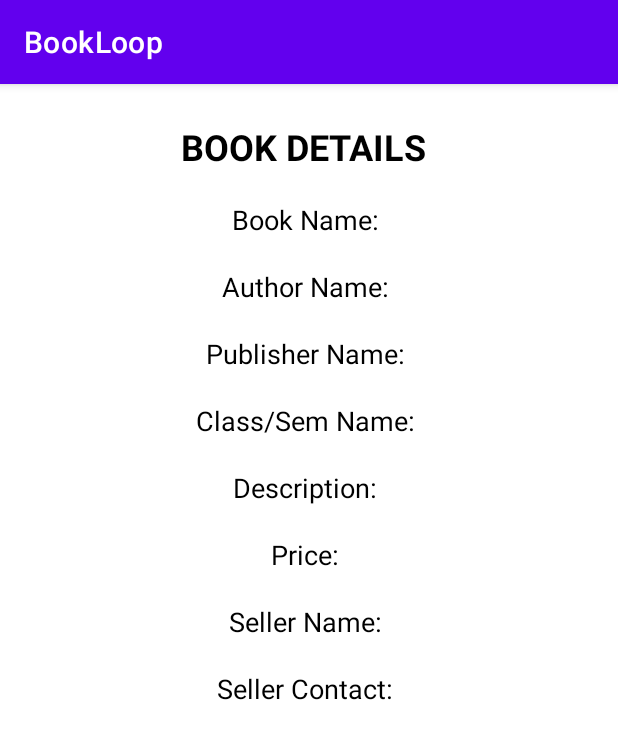
After one commit to kishalayb18/BookLoop, an Android app: the BookDetails screen opened directly, with no data from a screen before it, on a phone screen of 412 x 824 dp. The commit adds this screen. Shown: the top 739 px of the screen. Run offline under Robolectric (Android 15) with nearby library versions, the phone set to English and light mode, and no system bars.

Commit message:
CLICKABLE RECYCLER VIEW ITEMS : DONE
Need to fix the design.

```diff
--- /dev/null
+++ b/app/src/main/java/com/mypackage/bookloop/BookDetails.java
@@ -0,0 +1,50 @@
+package com.mypackage.bookloop;
+
+import androidx.appcompat.app.AppCompatActivity;
+
+import android.os.Bundle;
+import android.widget.TextView;
+
+public class BookDetails extends AppCompatActivity {
+
+    TextView showBookName, showAuthorName, showPublisherName, showSem, showBookDescription, showBookPrice, showSellerName, showSellerPhone;
+
+    @Override
+    protected void onCreate(Bundle savedInstanceState) {
+        super.onCreate(savedInstanceState);
+        setContentView(R.layout.activity_book_details);
+
+        String bookName=getIntent().getStringExtra(ConstantKeys.KEY_BOOK_NAME);
+        showBookName=findViewById(R.id.show_book_name);
+        showBookName.setText(bookName);
+
+        String authorName=getIntent().getStringExtra(ConstantKeys.KEY_AUTHOR_NAME);
+        showAuthorName=findViewById(R.id.show_author_name);
+        showAuthorName.setText(authorName);
+
+        String publisherName=getIntent().getStringExtra(ConstantKeys.KEY_PUBLISHER_NAME);
+        showPublisherName=findViewById(R.id.show_publisher_name);
+        showPublisherName.setText(publisherName);
+
+        String sem=getIntent().getStringExtra(ConstantKeys.KEY_SEM);
+        showSem=findViewById(R.id.show_sem);
+        showSem.setText(sem);
+
+        String bookDescription=getIntent().getStringExtra(ConstantKeys.KEY_BOOK_DESCRIPTION);
+        showBookDescription=findViewById(R.id.show_book_description);
+        showBookDescription.setText(bookDescription);
+
+        String bookPrice=getIntent().getStringExtra(ConstantKeys.KEY_BOOK_PRICE);
+        showBookPrice=findViewById(R.id.show_book_price);
+        showBookPrice.setText(bookPrice);
+
+        String sellerName=getIntent().getStringExtra(ConstantKeys.SELLER_NAME);
+        showSellerName=findViewById(R.id.show_seller_name);
+        showSellerName.setText(sellerName);
+
+
+        String sellerPhone=getIntent().getStringExtra(ConstantKeys.SELLER_PHONE);
+        showSellerPhone=findViewById(R.id.show_seller_phone);
+        showSellerPhone.setText(sellerPhone);
+    }
+}
--- a/app/src/main/java/com/mypackage/bookloop/BookListModel.java
+++ b/app/src/main/java/com/mypackage/bookloop/BookListModel.java
@@ -3,8 +3,7 @@ package com.mypackage.bookloop;
 public class BookListModel
 {
 
-    private String sellerName,bookName,publisherName,authorName,bookSem,bookDescription,bookPrice;
-    //private String ;
+    private String authorName,bookDescription,bookName,bookPrice,publisherName,sellerName,sellerPhone,sem;
 
     public BookListModel() {
     }
@@ -14,69 +13,78 @@ public class BookListModel
         this.bookName = bookName;
     }
 
-    public BookListModel(String sellerName, String bookName, String publisherName, String authorName, String bookSem, String bookDescription, String bookPrice) {
+    public BookListModel(String authorName, String bookDescription, String bookName, String bookPrice, String publisherName, String sellerName, String sellerPhone, String sem) {
+        this.authorName = authorName;
+        this.bookDescription = bookDescription;
+        this.bookName = bookName;
+        this.bookPrice = bookPrice;
+        this.publisherName = publisherName;
         this.sellerName = sellerName;
-        this.bookName = bookName;
-        this.publisherName = publisherName;
-        this.authorName = authorName;
-        this.bookSem = bookSem;
-        this.bookDescription = bookDescription;
-        this.bookPrice = bookPrice;
+        this.sellerPhone = sellerPhone;
+        this.sem = sem;
+    }
+
+    public String getAuthorName() {
+        return authorName;
+    }
+
+    public String getBookDescription() {
+        return bookDescription;
+    }
+
+    public String getBookName() {
+        return bookName;
+    }
+
+    public String getBookPrice() {
+        return bookPrice;
+    }
+
+    public String getPublisherName() {
+        return publisherName;
     }
 
     public String getSellerName() {
         return sellerName;
     }
 
-    public String getBookName() {
-        return bookName;
+    public String getSellerPhone() {
+        return sellerPhone;
     }
 
-    public String getPublisherName() {
-        return publisherName;
+    public String getSem() {
+        return sem;
     }
 
-    public String getAuthorName() {
-        return authorName;
+    public void setAuthorName(String authorName) {
+        this.authorName = authorName;
     }
 
-    public String getBookSem() {
-        return bookSem;
+    public void setBookDescription(String bookDescription) {
+        this.bookDescription = bookDescription;
     }
 
-    public String getBookDescription() {
-        return bookDescription;
+    public void setBookName(String bookName) {
+        this.bookName = bookName;
     }
 
-    public String getBookPrice() {
-        return bookPrice;
+    public void setBookPrice(String bookPrice) {
+        this.bookPrice = bookPrice;
+    }
+
+    public void setPublisherName(String publisherName) {
+        this.publisherName = publisherName;
     }
 
     public void setSellerName(String sellerName) {
         this.sellerName = sellerName;
     }
 
-    public void setBookName(String bookName) {
-        this.bookName = bookName;
+    public void setSellerPhone(String sellerPhone) {
+        this.sellerPhone = sellerPhone;
     }
 
-    public void setPublisherName(String publisherName) {
-        this.publisherName = publisherName;
-    }
-
-    public void setAuthorName(String authorName) {
-        this.authorName = authorName;
-    }
-
-    public void setBookSem(String bookSem) {
-        this.bookSem = bookSem;
-    }
-
-    public void setBookDescription(String bookDescription) {
-        this.bookDescription = bookDescription;
-    }
-
-    public void setBookPrice(String bookPrice) {
-        this.bookPrice = bookPrice;
+    public void setSem(String sem) {
+        this.sem = sem;
     }
 }
--- a/app/src/main/java/com/mypackage/bookloop/RVAdapter.java
+++ b/app/src/main/java/com/mypackage/bookloop/RVAdapter.java
@@ -1,6 +1,7 @@
 package com.mypackage.bookloop;
 
 import android.content.Context;
+import android.content.Intent;
 import android.view.LayoutInflater;
 import android.view.View;
 import android.view.ViewGroup;
@@ -41,6 +42,20 @@ public class RVAdapter extends RecyclerView.Adapter<RVAdapter.UI> {
         BookListModel bookListModel= bookList.get(position);
         holder.bookName.setText("Book Name: "+bookListModel.getBookName());
         holder.sellerName.setText("Seller Name: "+bookListModel.getSellerName());
+
+        holder.itemView.setOnClickListener(v -> {
+            Intent intent=new Intent(mContext, BookDetails.class);
+            intent.putExtra(ConstantKeys.KEY_AUTHOR_NAME, bookListModel.getAuthorName());
+            intent.putExtra(ConstantKeys.KEY_BOOK_DESCRIPTION, bookListModel.getBookDescription());
+            intent.putExtra(ConstantKeys.KEY_BOOK_NAME, bookListModel.getBookName());
+            intent.putExtra(ConstantKeys.KEY_BOOK_PRICE, bookListModel.getBookPrice());
+            intent.putExtra(ConstantKeys.KEY_PUBLISHER_NAME, bookListModel.getPublisherName());
+            intent.putExtra(ConstantKeys.SELLER_NAME, bookListModel.getSellerName());
+            intent.putExtra(ConstantKeys.SELLER_PHONE, bookListModel.getSellerPhone());
+            intent.putExtra(ConstantKeys.KEY_SEM, bookListModel.getSem());
+
+            mContext.startActivity(intent);
+        });
     }
 
     @Override
--- /dev/null
+++ b/app/src/main/res/layout/activity_book_details.xml
@@ -0,0 +1,230 @@
+<?xml version="1.0" encoding="utf-8"?>
+<LinearLayout xmlns:android="http://schemas.android.com/apk/res/android"
+    xmlns:app="http://schemas.android.com/apk/res-auto"
+    xmlns:tools="http://schemas.android.com/tools"
+    android:layout_width="match_parent"
+    android:layout_height="match_parent"
+    android:orientation="vertical"
+    android:layout_marginTop="25dp"
+    tools:context=".BookDetails">
+
+    <LinearLayout
+        android:id="@+id/layout_book_details_heading"
+        android:layout_width="match_parent"
+        android:layout_height="wrap_content"
+        android:orientation="horizontal"
+        android:gravity="center"
+        android:layout_marginBottom="20dp">
+
+        <TextView
+            android:id="@+id/book_details_heading"
+            android:layout_width="wrap_content"
+            android:layout_height="wrap_content"
+            android:text="BOOK DETAILS "
+            android:textColor="@color/black"
+            android:textStyle="bold"
+            android:textSize="24dp" />
+
+    </LinearLayout>
+
+    <LinearLayout
+        android:id="@+id/layout_show_book_name"
+        android:layout_width="match_parent"
+        android:layout_height="wrap_content"
+        android:orientation="horizontal"
+        android:gravity="center">
+
+        <TextView
+            android:id="@+id/lable_book_name"
+            android:layout_width="wrap_content"
+            android:layout_height="wrap_content"
+            android:text="Book Name: "
+            android:textColor="@color/black"
+            android:textSize="18dp" />
+
+        <TextView
+            android:id="@+id/show_book_name"
+            android:layout_width="wrap_content"
+            android:layout_height="wrap_content"
+            android:text="@string/app_name"
+            android:textColor="@color/black"
+            android:textSize="18dp"
+             />
+
+    </LinearLayout>
+
+    <LinearLayout
+        android:id="@+id/layout_show_author_name"
+        android:layout_width="match_parent"
+        android:layout_height="wrap_content"
+        android:orientation="horizontal"
+        android:gravity="center"
+        android:layout_marginTop="20dp">
+
+        <TextView
+            android:id="@+id/lable_author_name"
+            android:layout_width="wrap_content"
+            android:layout_height="wrap_content"
+            android:text="Author Name: "
+            android:textColor="@color/black"
+            android:textSize="18dp" />
+
+        <TextView
+            android:id="@+id/show_author_name"
+            android:layout_width="wrap_content"
+            android:layout_height="wrap_content"
+            android:text="@string/app_name"
+            android:textColor="@color/black"
+            android:textSize="18dp" />
+
+    </LinearLayout><LinearLayout
+        android:id="@+id/layout_show_publisher_name"
+        android:layout_width="match_parent"
+        android:layout_height="wrap_content"
+        android:orientation="horizontal"
+        android:gravity="center"
+        android:layout_marginTop="20dp">
+
+        <TextView
+            android:id="@+id/lable_publisher_name"
+            android:layout_width="wrap_content"
+            android:layout_height="wrap_content"
+            android:text="Publisher Name: "
+            android:textColor="@color/black"
+            android:textSize="18dp" />
+
+        <TextView
+            android:id="@+id/show_publisher_name"
+            android:layout_width="wrap_content"
+            android:layout_height="wrap_content"
+            android:text="@string/app_name"
+            android:textColor="@color/black"
+            android:textSize="18dp" />
+
+    </LinearLayout><LinearLayout
+        android:id="@+id/layout_show_sem"
+        android:layout_width="match_parent"
+        android:layout_height="wrap_content"
+        android:orientation="horizontal"
+        android:gravity="center"
+        android:layout_marginTop="20dp">
+
+        <TextView
+            android:id="@+id/lable_sem"
+            android:layout_width="wrap_content"
+            android:layout_height="wrap_content"
+            android:text="Class/Sem Name: "
+            android:textAlignment="textStart"
+            android:textColor="@color/black"
+            android:textSize="18dp" />
+
+        <TextView
+            android:id="@+id/show_sem"
+            android:layout_width="wrap_content"
+            android:layout_height="wrap_content"
+            android:text="@string/app_name"
+            android:textColor="@color/black"
+            android:textSize="18dp" />
+
+    </LinearLayout><LinearLayout
+        android:id="@+id/layout_show_book_description"
+        android:layout_width="match_parent"
+        android:layout_height="wrap_content"
+        android:orientation="horizontal"
+        android:gravity="center"
+        android:layout_marginTop="20dp">
+
+        <TextView
+            android:id="@+id/lable_book_description"
+            android:layout_width="wrap_content"
+            android:layout_height="wrap_content"
+            android:text="Description: "
+            android:textColor="@color/black"
+            android:textSize="18dp" />
+
+        <TextView
+            android:id="@+id/show_book_description"
+            android:layout_width="wrap_content"
+            android:layout_height="wrap_content"
+            android:text="@string/app_name"
+            android:textColor="@color/black"
+            android:textSize="18dp" />
+
+    </LinearLayout><LinearLayout
+        android:id="@+id/layout_show_book_price"
+        android:layout_width="match_parent"
+        android:layout_height="wrap_content"
+        android:orientation="horizontal"
+        android:gravity="center"
+        android:layout_marginTop="20dp">
+
+        <TextView
+            android:id="@+id/lable_book_price"
+            android:layout_width="wrap_content"
+            android:layout_height="wrap_content"
+            android:text="Price: "
+            android:textColor="@color/black"
+            android:textSize="18dp" />
+
+        <TextView
+            android:id="@+id/show_book_price"
+            android:layout_width="wrap_content"
+            android:layout_height="wrap_content"
+            android:text="@string/app_name"
+            android:textColor="@color/black"
+            android:textSize="18dp" />
+
+    </LinearLayout><LinearLayout
+        android:id="@+id/layout_show_seller_name"
+        android:layout_width="match_parent"
+        android:layout_height="wrap_content"
+        android:orientation="horizontal"
+        android:gravity="center"
+        android:layout_marginTop="20dp">
+
+        <TextView
+            android:id="@+id/lable_seller_name"
+            android:layout_width="wrap_content"
+            android:layout_height="wrap_content"
+            android:text="Seller Name: "
+            android:textColor="@color/black"
+            android:textSize="18dp" />
+
+        <TextView
+            android:id="@+id/show_seller_name"
+            android:layout_width="wrap_content"
+            android:layout_height="wrap_content"
+            android:text="@string/app_name"
+            android:textColor="@color/black"
+            android:textSize="18dp" />
+
+    </LinearLayout><LinearLayout
+        android:id="@+id/layout_show_seller_phone"
+        android:layout_width="match_parent"
+        android:layout_height="wrap_content"
+        android:orientation="horizontal"
+        android:gravity="center"
+        android:layout_marginTop="20dp">
+
+        <TextView
+            android:id="@+id/lable_seller_phone"
+            android:layout_width="wrap_content"
+            android:layout_height="wrap_content"
+            android:text="Seller Contact: "
+            android:textColor="@color/black"
+            android:textSize="18dp" />
+
+        <TextView
+            android:id="@+id/show_seller_phone"
+            android:layout_width="wrap_content"
+            android:layout_height="wrap_content"
+            android:text="@string/app_name"
+            android:textColor="@color/black"
+            android:textSize="18dp" />
+
+    </LinearLayout>
+
+
+
+
+</LinearLayout>
```
Also changed, not shown: app/src/main/AndroidManifest.xml (+5 -4 lines).
